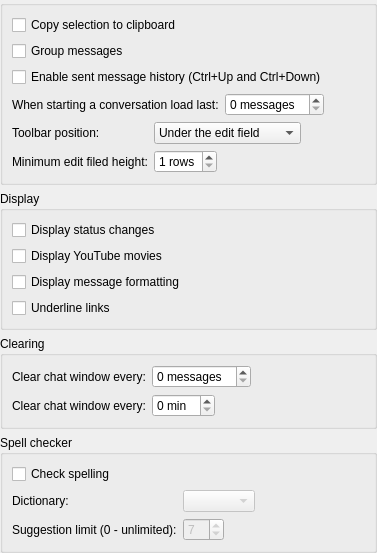
Above: src/widgets/settingpages/ChatWindowSettings.ui from KittyIM/Client before the change. Below: the same form after it.
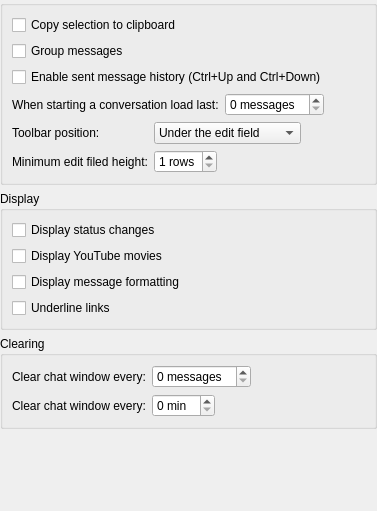
That is the form after the change. Custom widgets are drawn as their Qt base class.

Commit message: Moved message field specific options to their own settings page. Added ability to change

The edit to the form file:
```diff
--- a/src/widgets/settingpages/ChatWindowSettings.ui
+++ b/src/widgets/settingpages/ChatWindowSettings.ui
@@ -236,56 +236,6 @@
      </layout>
     </widget>
    </item>
-   <item>
-    <widget class="QGroupBox" name="spellCheckerGroupBox">
-     <property name="title">
-      <string>Spell checker</string>
-     </property>
-     <layout class="QFormLayout" name="_5">
-      <property name="fieldGrowthPolicy">
-       <enum>QFormLayout::FieldsStayAtSizeHint</enum>
-      </property>
-      <item row="0" column="0">
-       <widget class="QCheckBox" name="spellCheckCheckBox">
-        <property name="text">
-         <string>Check spelling</string>
-        </property>
-       </widget>
-      </item>
-      <item row="2" column="0">
-       <widget class="QLabel" name="spellCheckDictionaryLabel">
-        <property name="text">
-         <string>Dictionary:</string>
-        </property>
-       </widget>
-      </item>
-      <item row="2" column="1">
-       <widget class="QComboBox" name="spellCheckDictionaryComboBox">
-        <property name="enabled">
-         <bool>false</bool>
-        </property>
-       </widget>
-      </item>
-      <item row="3" column="0">
-       <widget class="QLabel" name="spellCheckSuggestionsLabel">
-        <property name="text">
-         <string>Suggestion limit (0 - unlimited):</string>
-        </property>
-       </widget>
-      </item>
-      <item row="3" column="1">
-       <widget class="QSpinBox" name="spellCheckSuggestionsSpinBox">
-        <property name="enabled">
-         <bool>false</bool>
-        </property>
-        <property name="value">
-         <number>7</number>
-        </property>
-       </widget>
-      </item>
-     </layout>
-    </widget>
-   </item>
    <item>
     <spacer name="spacer">
      <property name="orientation">
```
Left out of the diff: 35 changed lines with no effect on the pictures. The commit also changes 10 other files.
